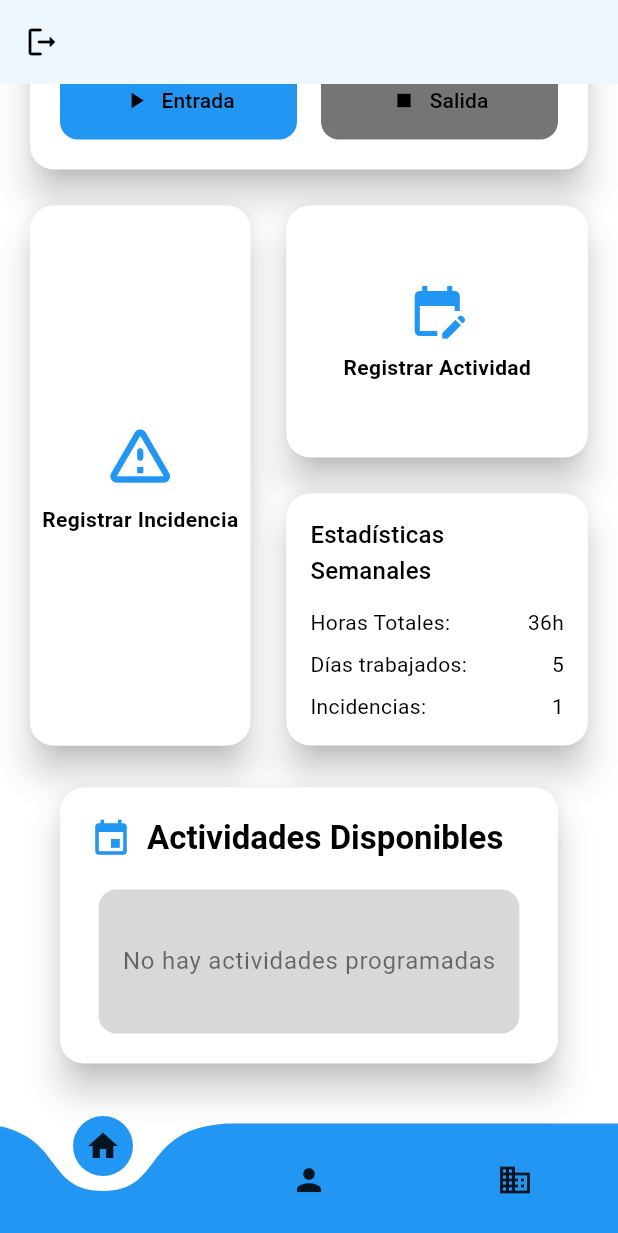
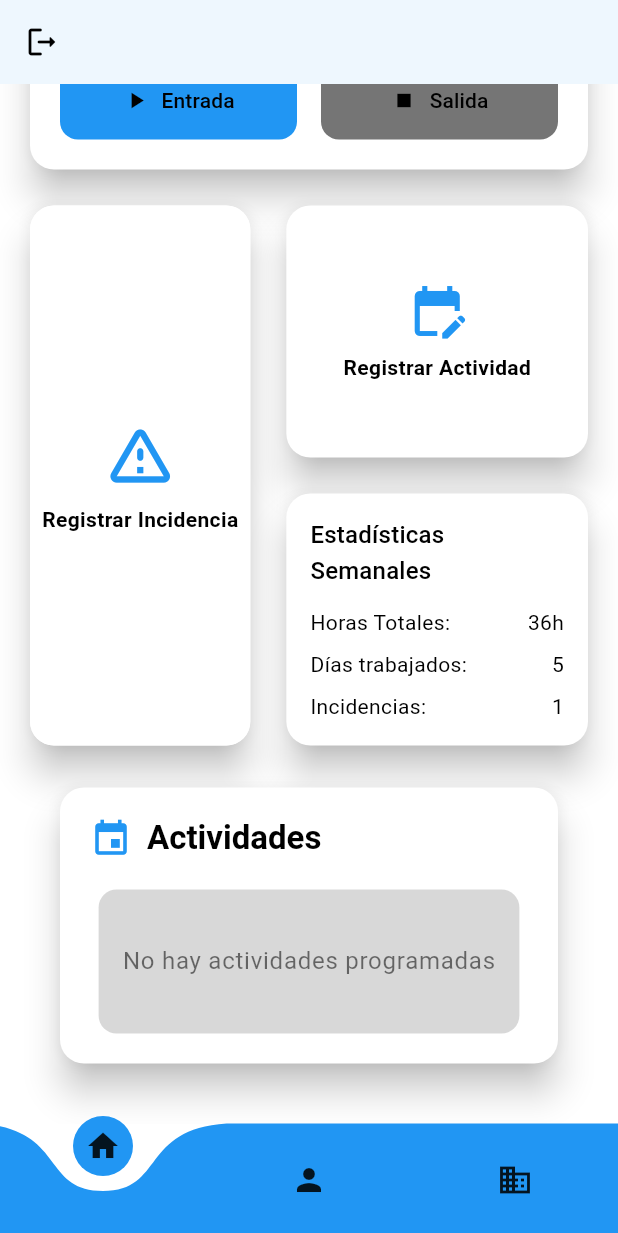
Before and after one commit to AdriPes-dev/ProyectoTFC, a Flutter app: the MyHomePage screen opened directly with empty values, scrolled down 215 dp, on a phone screen of 412 x 824 dp. Shown: the top 1233 px of the screen. Run offline on Flutter 3.47's test engine with Material 3 defaults, Android fonts, the phone set to English and light mode, and no system bars; drawn by our look-alikes of curved_navigation_bar; our stand-ins replace cloud_firestore, connectivity_plus, firebase_auth, firebase_core, flutter_slidable, liquid_swipe and 4 more; missing offline and left inert: add_2_calendar; accounts and stored records are empty.

Commit message:
Commit para sincronizar cambios

```diff
--- a/lib/components/custom_card_actividades.dart
+++ b/lib/components/custom_card_actividades.dart
@@ -77,7 +77,7 @@ class _ActividadRecienteCardState extends State<ActividadRecienteCard> with Tick
                 Icon(Icons.event, color: AppColors.primaryBlue, size: 28),
                 const SizedBox(width: 10),
                 Text(
-                  'Actividades Disponibles',
+                  'Actividades',
                   style: theme.textTheme.titleLarge?.copyWith(
                     fontWeight: FontWeight.bold,
                     color: textColor,
--- a/lib/components/custom_card_tiempo.dart
+++ b/lib/components/custom_card_tiempo.dart
@@ -180,7 +180,7 @@ class _TimeTrackerState extends State<TimeTracker> {
                             ? 'Salida: ${DateFormat('HH:mm:ss').format(_endTime!)}'
                             : 'Presiona Entrada para comenzar',
                     style: theme.textTheme.bodyLarge?.copyWith(
-                      color: Colors.black,
+                      color: textColor,
                     ),
                   ),
                   if (_workedDuration != null) ...[
```
